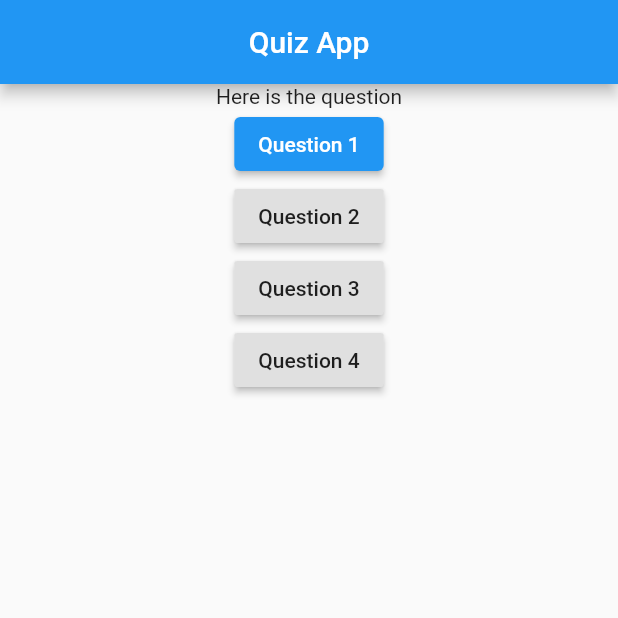
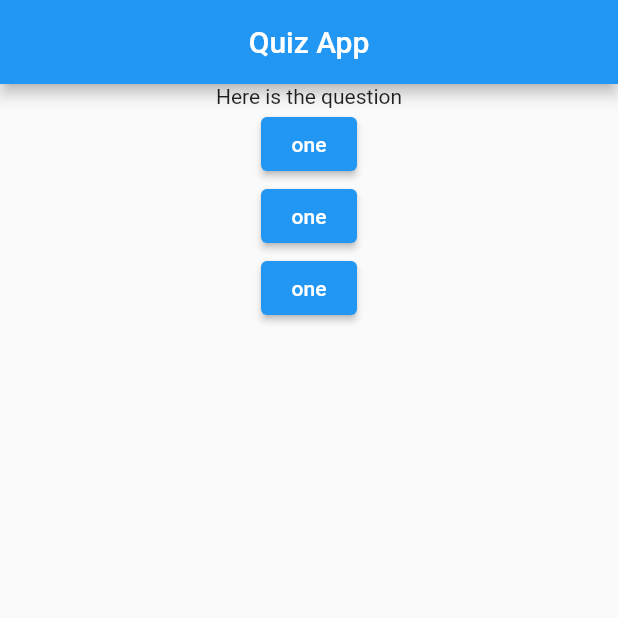
Before and after one commit to gmhcode/flutter_completeApp2, a Flutter app: the screen it shows after launch, on a phone screen of 412 x 824 dp, the top half of it. Run offline on Flutter 3.47's test engine with Material 2 defaults, Android fonts, the phone set to English and light mode, and no system bars.

Commit message:
added button array

```diff
--- a/lib/main.dart
+++ b/lib/main.dart
@@ -33,6 +33,8 @@ class MyHomePage extends StatefulWidget {
 }
 
 class _MyHomePageState extends State<MyHomePage> {
+  var answers = ["one", "one", "one"];
+
   @override
   Widget build(BuildContext context) {
     // This method is rerun every time setState is called, for instance as done
@@ -54,22 +56,28 @@ class _MyHomePageState extends State<MyHomePage> {
               Text(
                 "Here is the question",
               ),
-              ElevatedButton(
-                child: Text("Question 1"),
-                onPressed: () {},
-              ),
-              RaisedButton(
-                child: Text("Question 2"),
-                onPressed: () {},
-              ),
-              RaisedButton(
-                child: Text("Question 3"),
-                onPressed: () {},
-              ),
-              RaisedButton(
-                child: Text("Question 4"),
-                onPressed: () {},
-              ),
+              ...answers.map(
+                (answer) => ElevatedButton(
+                  onPressed: () {},
+                  child: Text(answer),
+                ),
+              )
+              // ElevatedButton(
+              //   child: Text("Question 1"),
+              //   onPressed: () {},
+              // ),
+              // RaisedButton(
+              //   child: Text("Question 2"),
+              //   onPressed: () {},
+              // ),
+              // RaisedButton(
+              //   child: Text("Question 3"),
+              //   onPressed: () {},
+              // ),
+              // RaisedButton(
+              //   child: Text("Question 4"),
+              //   onPressed: () {},
+              // ),
             ],
           ),
         ),
@@ -81,3 +89,10 @@ class _MyHomePageState extends State<MyHomePage> {
     );
   }
 }
+
+class Answer extends StatelessWidget {
+  @override
+  Widget build(BuildContext context) {
+    return Container();
+  }
+}
```
